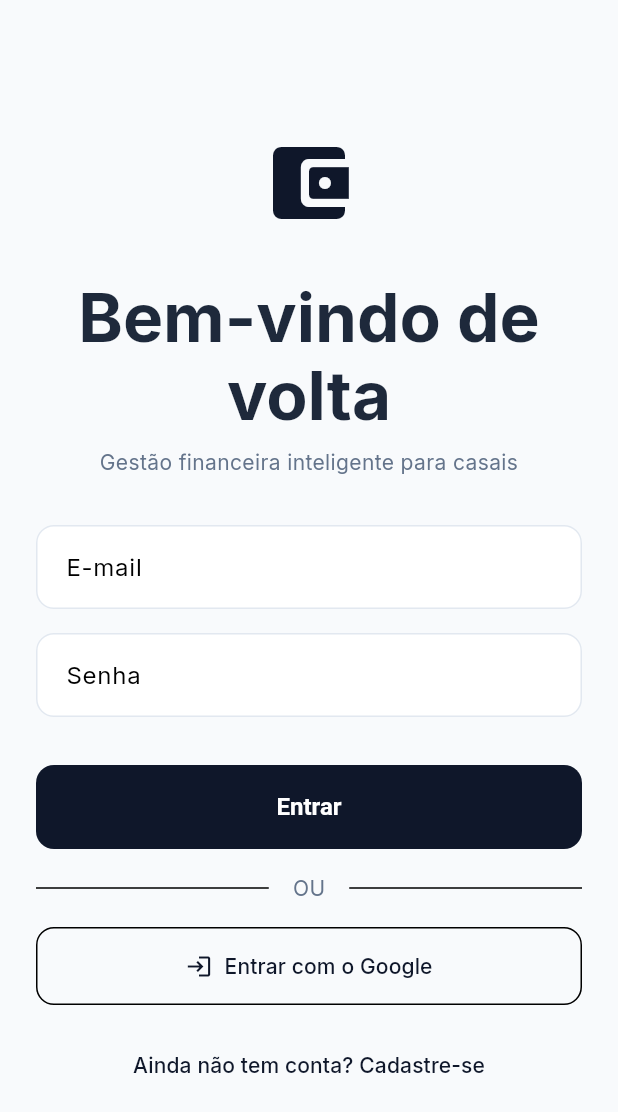
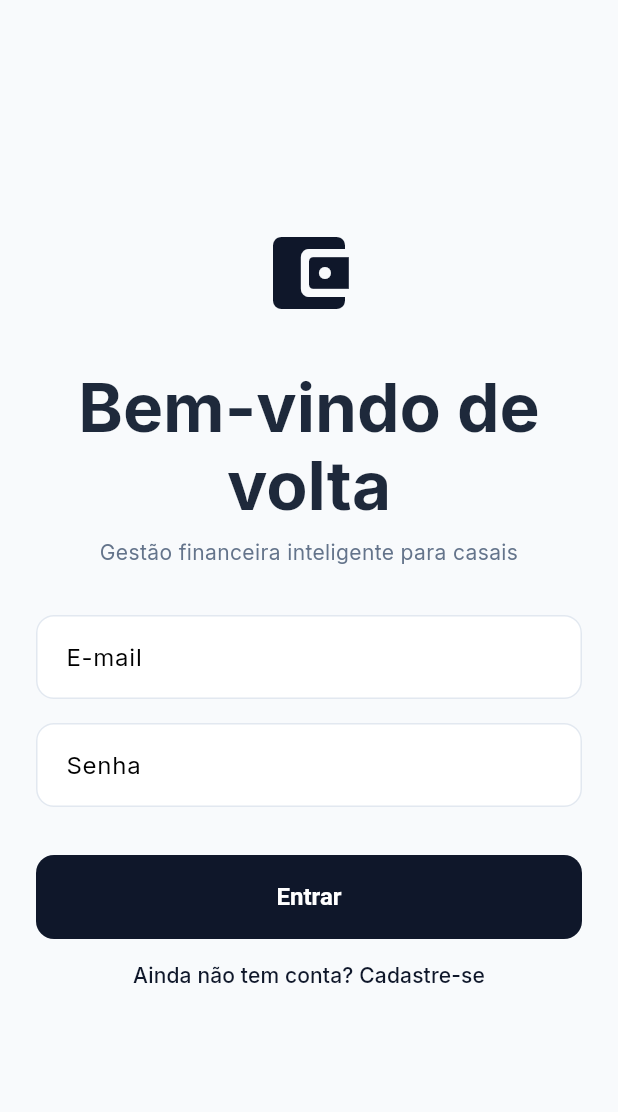
Before and after one commit to marvynmesquita/bpm-bank, a Flutter app: the screen it shows after launch, on a phone screen of 412 x 824 dp. Shown: the top 1112 px of the screen. Run offline on Flutter 3.47's test engine with Material 3 defaults, Android fonts, the phone set to English and light mode, and no system bars; our stand-ins replace cloud_firestore, firebase_auth, firebase_core, flutter_dotenv, flutter_local_notifications, flutter_riverpod and 4 more; accounts and stored records are empty.

Commit message:
refactor: remove Google sign-in authentication functionality and UI from login screen

```diff
--- a/lib/features/auth/screens/login_screen.dart
+++ b/lib/features/auth/screens/login_screen.dart
@@ -55,20 +55,7 @@ class _LoginScreenState extends ConsumerState<LoginScreen> {
     }
   }
 
-  Future<void> _submitGoogle() async {
-    setState(() => _isLoading = true);
-    try {
-      await ref.read(authRepositoryProvider).signInWithGoogle();
-    } catch (e) {
-      if (mounted) {
-        ScaffoldMessenger.of(context).showSnackBar(
-          SnackBar(content: Text(e.toString()), backgroundColor: Colors.red),
-        );
-      }
-    } finally {
-      if (mounted) setState(() => _isLoading = false);
-    }
-  }
+
 
   @override
   Widget build(BuildContext context) {
@@ -127,30 +114,7 @@ class _LoginScreenState extends ConsumerState<LoginScreen> {
                         : Text(_isLogin ? 'Entrar' : 'Cadastrar'),
                   ),
                 ),
-                const SizedBox(height: 16),
-                const Row(
-                  children: [
-                    Expanded(child: Divider()),
-                    Padding(
-                      padding: EdgeInsets.symmetric(horizontal: 16),
-                      child: Text('OU'),
-                    ),
-                    Expanded(child: Divider()),
-                  ],
-                ),
-                const SizedBox(height: 16),
-                OutlinedButton.icon(
-                  onPressed: _isLoading ? null : _submitGoogle,
-                  icon: const Icon(Icons.login),
-                  label: const Text('Entrar com o Google'),
-                  style: OutlinedButton.styleFrom(
-                    padding: const EdgeInsets.symmetric(vertical: 16),
-                    shape: RoundedRectangleBorder(
-                      borderRadius: BorderRadius.circular(12),
-                    ),
-                  ),
-                ),
-                const SizedBox(height: 16),
+
                 TextButton(
                   onPressed: () => setState(() => _isLogin = !_isLogin),
                   child: Text(
```
